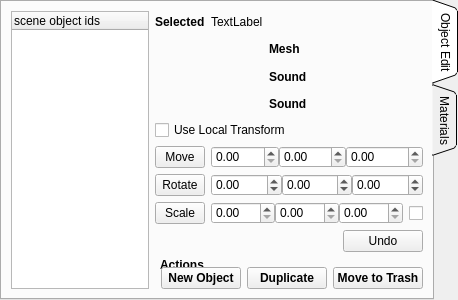
Qt form bin/pymodules/objectedit/editobject.ui (realXtend/tundra) before a commit.
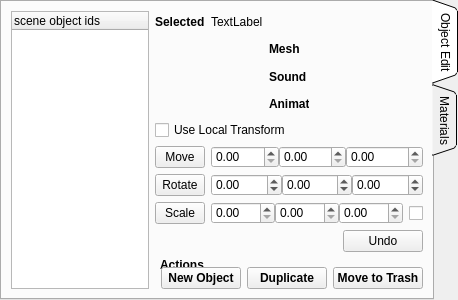
The same form after that commit.

Commit message: Remedy copy/paste sickness.

Patch:
```diff
--- a/bin/pymodules/objectedit/editobject.ui
+++ b/bin/pymodules/objectedit/editobject.ui
@@ -242,7 +242,7 @@
                 </font>
                </property>
                <property name="text">
-                <string>Sound</string>
+                <string>Animation</string>
                </property>
               </widget>
              </item>
```
